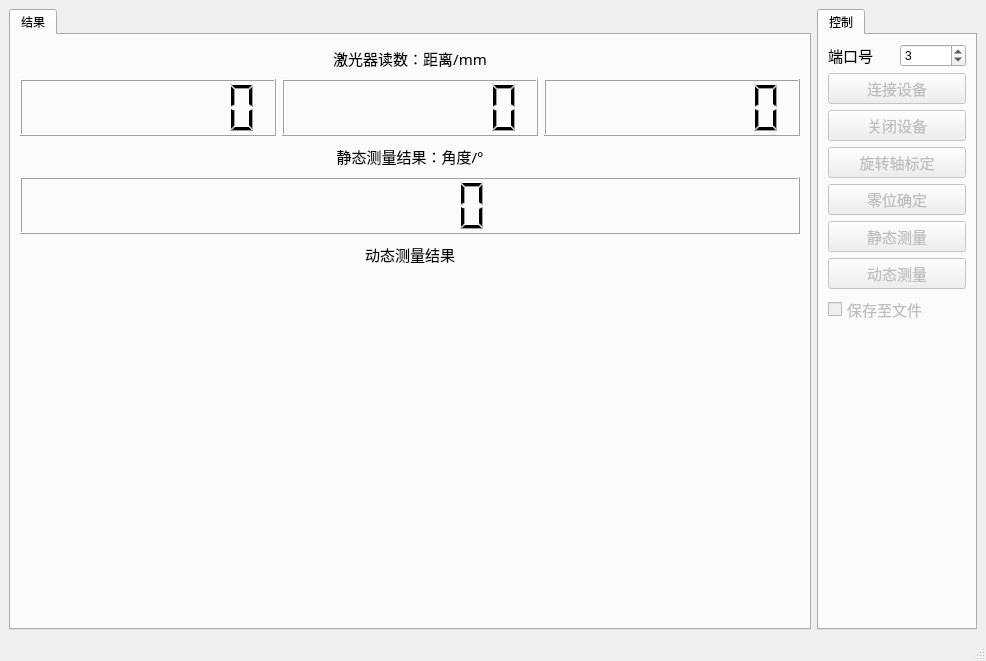
Above: ui.ui from gao5254/angleMeasurement before the change. Below: the same form after it.
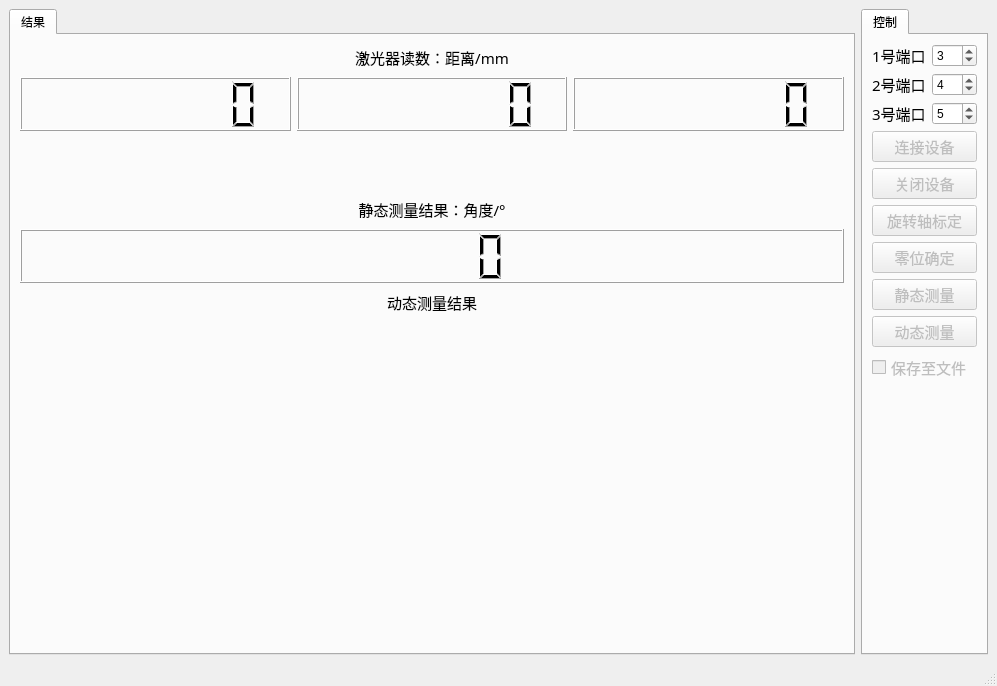
That is the form after the change. Custom widgets are drawn as their Qt base class.

```diff
--- a/ui.ui
+++ b/ui.ui
@@ -6,24 +6,40 @@
    <rect>
     <x>0</x>
     <y>0</y>
-    <width>986</width>
-    <height>661</height>
+    <width>997</width>
+    <height>686</height>
    </rect>
   </property>
   <property name="windowTitle">
    <string>角度测量</string>
   </property>
   <widget class="QWidget" name="centralwidget">
-   <layout class="QHBoxLayout" name="horizontalLayout_3" stretch="5,1">
+   <layout class="QHBoxLayout" name="horizontalLayout_3" stretch="5,0">
     <item>
      <widget class="QTabWidget" name="tabWidget_2">
       <widget class="QWidget" name="tabWidgetPage1">
        <attribute name="title">
         <string>结果</string>
        </attribute>
-       <layout class="QGridLayout" name="gridLayout" rowstretch="5,10,5,10,0,5,60">
+       <layout class="QGridLayout" name="gridLayout" rowstretch="5,10,10,5,10,5,60">
+        <item row="3" column="0">
+         <widget class="QLabel" name="lab_staticMeas">
+          <property name="font">
+           <font>
+            <family>宋体</family>
+            <pointsize>11</pointsize>
+           </font>
+          </property>
+          <property name="text">
+           <string>静态测量结果：角度/°</string>
+          </property>
+          <property name="alignment">
+           <set>Qt::AlignCenter</set>
+          </property>
+         </widget>
+        </item>
         <item row="1" column="0">
-         <layout class="QHBoxLayout" name="horizontalLayout_2">
+         <layout class="QHBoxLayout" name="horizontalLayout">
           <item>
            <widget class="QLCDNumber" name="lcdnum_dist1">
             <property name="smallDecimalPoint">
@@ -56,29 +72,16 @@
           </item>
          </layout>
         </item>
-        <item row="3" column="0">
+        <item row="6" column="0">
+         <widget class="lineChartWgt" name="lineChartWgt" native="true"/>
+        </item>
+        <item row="4" column="0">
          <widget class="QLCDNumber" name="lcdnum_staticMeas">
           <property name="smallDecimalPoint">
            <bool>true</bool>
           </property>
          </widget>
         </item>
-        <item row="5" column="0">
-         <widget class="QLabel" name="lab_dynaMeas">
-          <property name="font">
-           <font>
-            <family>宋体</family>
-            <pointsize>11</pointsize>
-           </font>
-          </property>
-          <property name="text">
-           <string>动态测量结果</string>
-          </property>
-          <property name="alignment">
-           <set>Qt::AlignCenter</set>
-          </property>
-         </widget>
-        </item>
         <item row="0" column="0">
          <widget class="QLabel" name="lab_dist">
           <property name="font">
@@ -95,24 +98,24 @@
           </property>
          </widget>
         </item>
+        <item row="5" column="0">
+         <widget class="QLabel" name="lab_dynaMeas">
+          <property name="font">
+           <font>
+            <family>宋体</family>
+            <pointsize>11</pointsize>
+           </font>
+          </property>
+          <property name="text">
+           <string>动态测量结果</string>
+          </property>
+          <property name="alignment">
+           <set>Qt::AlignCenter</set>
+          </property>
+         </widget>
+        </item>
         <item row="2" column="0">
-         <widget class="QLabel" name="lab_staticMeas">
-          <property name="font">
-           <font>
-            <family>宋体</family>
-            <pointsize>11</pointsize>
-           </font>
-          </property>
-          <property name="text">
-           <string>静态测量结果：角度/°</string>
-          </property>
-          <property name="alignment">
-           <set>Qt::AlignCenter</set>
-          </property>
-         </widget>
-        </item>
-        <item row="6" column="0">
-         <widget class="lineChartWgt" name="lineChartWgt" native="true"/>
+         <widget class="ShowColor" name="ShowColor" native="true"/>
         </item>
        </layout>
       </widget>
@@ -127,11 +130,11 @@
        <attribute name="title">
         <string>控制</string>
        </attribute>
-       <layout class="QVBoxLayout" name="verticalLayout_2" stretch="1,1,1,1,1,1,1,1,5">
+       <layout class="QVBoxLayout" name="verticalLayout">
         <item>
-         <layout class="QHBoxLayout" name="horizontalLayout">
+         <layout class="QHBoxLayout" name="horizontalLayout_1">
           <item>
-           <widget class="QLabel" name="lab_portNum">
+           <widget class="QLabel" name="lab_portNum_1">
             <property name="font">
              <font>
               <family>宋体</family>
@@ -139,12 +142,12 @@
              </font>
             </property>
             <property name="text">
-             <string>端口号</string>
+             <string>1号端口</string>
             </property>
            </widget>
           </item>
           <item>
-           <widget class="QSpinBox" name="spinbox_portNum">
+           <widget class="QSpinBox" name="spinbox_portNum_1">
             <property name="value">
              <number>3</number>
             </property>
@@ -152,6 +155,54 @@
           </item>
          </layout>
         </item>
+        <item>
+         <layout class="QHBoxLayout" name="horizontalLayout_2">
+          <item>
+           <widget class="QLabel" name="lab_portNum_2">
+            <property name="font">
+             <font>
+              <family>宋体</family>
+              <pointsize>11</pointsize>
+             </font>
+            </property>
+            <property name="text">
+             <string>2号端口</string>
+            </property>
+           </widget>
+          </item>
+          <item>
+           <widget class="QSpinBox" name="spinbox_portNum_2">
+            <property name="value">
+             <number>4</number>
+            </property>
+           </widget>
+          </item>
+         </layout>
+        </item>
+        <item>
+         <layout class="QHBoxLayout" name="horizontalLayout_4">
+          <item>
+           <widget class="QLabel" name="lab_portNum_3">
+            <property name="font">
+             <font>
+              <family>宋体</family>
+              <pointsize>11</pointsize>
+             </font>
+            </property>
+            <property name="text">
+             <string>3号端口</string>
+            </property>
+           </widget>
+          </item>
+          <item>
+           <widget class="QSpinBox" name="spinbox_portNum_3">
+            <property name="value">
+             <number>5</number>
+            </property>
+           </widget>
+          </item>
+         </layout>
+        </item>
         <item>
          <widget class="QPushButton" name="btn_open">
           <property name="enabled">
@@ -315,6 +366,12 @@
    <header>lineChartWgt</header>
    <container>1</container>
   </customwidget>
+  <customwidget>
+   <class>ShowColor</class>
+   <extends>QWidget</extends>
+   <header>AngleMeasurement</header>
+   <container>1</container>
+  </customwidget>
  </customwidgets>
  <resources/>
  <connections/>
```
Left out of the diff: 4 changed lines with no effect on the pictures.
